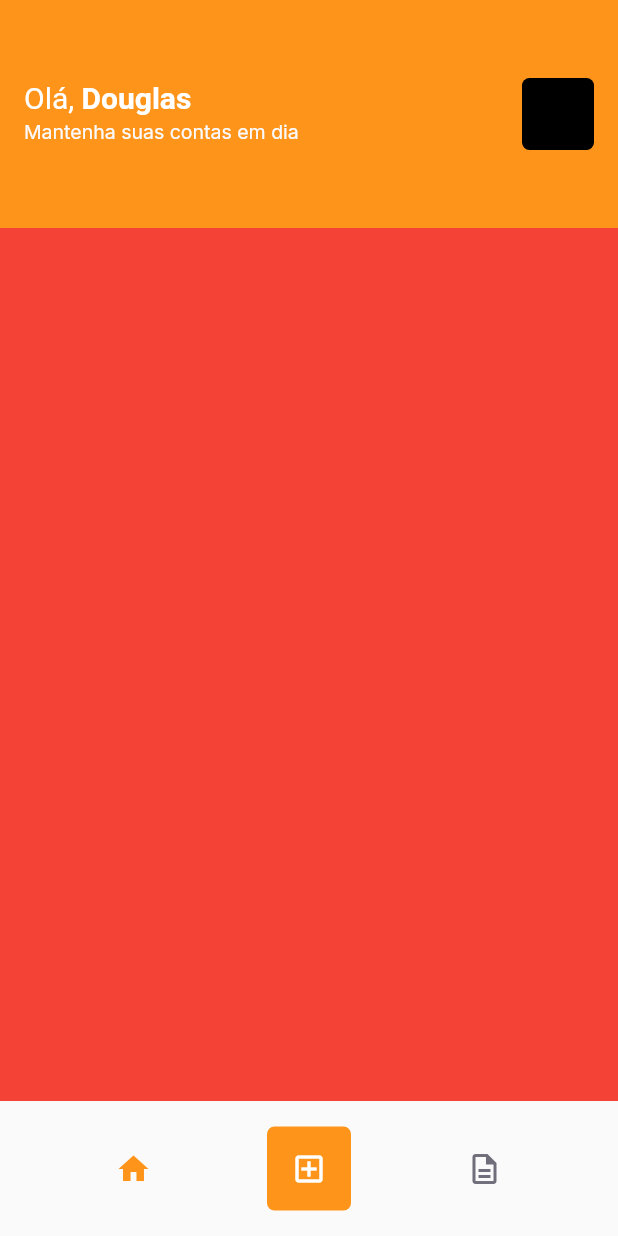
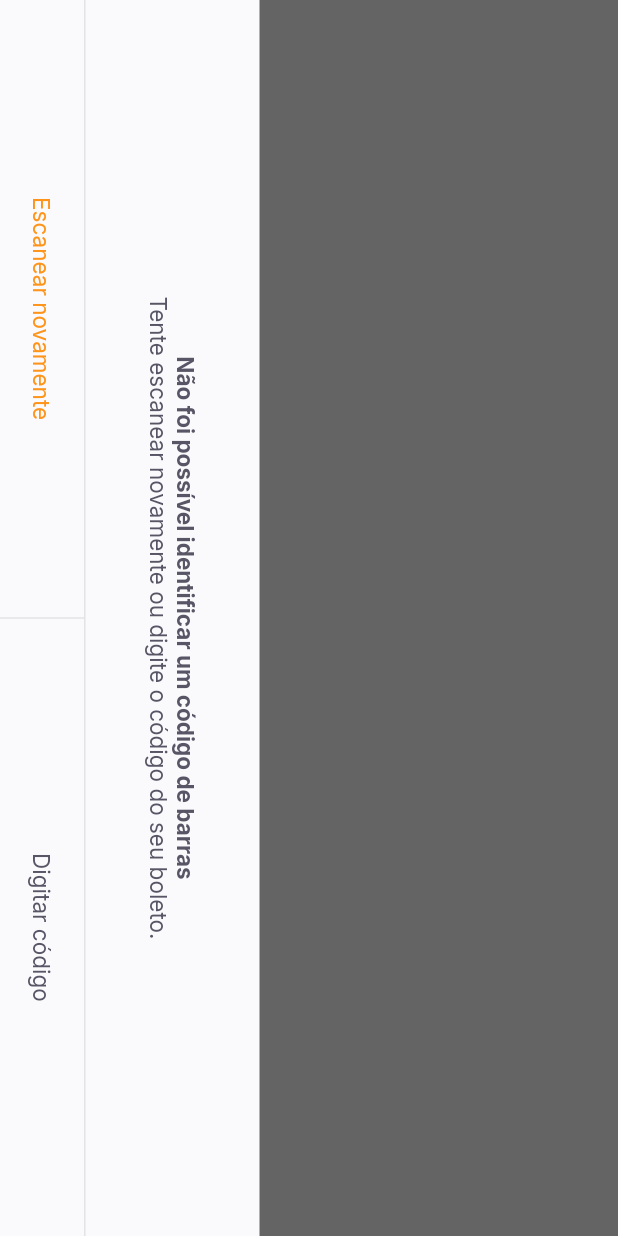
Before and after one commit to douglas-regatieri/payflow, a Flutter app: the HomePage screen opened by its route, after a tap on the "add box" icon, on a phone screen of 412 x 824 dp. Run offline on Flutter 3.47's test engine with Material 2 defaults, Android fonts, the phone set to English and light mode, and no system bars; our stand-ins replace camera, firebase_core, google_fonts, google_sign_in, image_picker, shared_preferences; missing offline and left inert: google_ml_kit; accounts and stored records are empty.

Commit message:
Tela de Leitura do código de Barras

```diff
--- /dev/null
+++ b/lib/modules/barcode_scanner/barcode_scanner_page.dart
@@ -0,0 +1,74 @@
+import 'package:flutter/material.dart';
+import 'package:payflow/shared/themes/app_colors.dart';
+import 'package:payflow/shared/themes/app_text_styles.dart';
+import 'package:payflow/shared/widgets/bottom_sheet/bottom_sheet_page.dart';
+import 'package:payflow/shared/widgets/set_label_buttons/set_label_buttons.dart';
+
+class BarcodeScannerPage extends StatefulWidget {
+  const BarcodeScannerPage({Key? key}) : super(key: key);
+
+  @override
+  _BarcodeScannerPageState createState() => _BarcodeScannerPageState();
+}
+
+class _BarcodeScannerPageState extends State<BarcodeScannerPage> {
+  @override
+  Widget build(BuildContext context) {
+    return BottomSheetPage(
+      title: "Não foi possível identificar um código de barras",
+      subtitle: "Tente escanear novamente ou digite o código do seu boleto.",
+      primaryLabel: "Escanear novamente",
+      primaryOnPressed: () {},
+      secondaryLabel: "Digitar código",
+      secondaryOnPressed: () {},
+    );
+    return SafeArea(
+      top: true,
+      bottom: true,
+      left: true,
+      right: true,
+      child: RotatedBox(
+        quarterTurns: 1,
+        child: Scaffold(
+          appBar: AppBar(
+            backgroundColor: Colors.black,
+            title: Text(
+              "Escaneie o código de barras do boleto",
+              style: TextStyles.buttonBackground,
+            ),
+            centerTitle: true,
+            leading: BackButton(
+              color: AppColors.background,
+            ),
+          ),
+          body: Column(
+            children: [
+              Expanded(
+                child: Container(
+                  color: Colors.black.withOpacity(0.7),
+                ),
+              ),
+              Expanded(
+                flex: 2,
+                child: Container(
+                  color: Colors.transparent,
+                ),
+              ),
+              Expanded(
+                child: Container(
+                  color: Colors.black.withOpacity(0.7),
+                ),
+              ),
+            ],
+          ),
+          bottomNavigationBar: SetLabelButtons(
+            primaryLabel: "Inserir código do boleto",
+            primaryOnPressed: () {},
+            secondaryLabel: "Adicionar da galeria",
+            secondaryOnPressed: () {},
+          ),
+        ),
+      ),
+    );
+  }
+}
--- a/lib/modules/home/home_page.dart
+++ b/lib/modules/home/home_page.dart
@@ -75,7 +75,7 @@ class _HomePageState extends State<HomePage> {
                 )),
             GestureDetector(
               onTap: () {
-                print("clicou");
+                Navigator.pushNamed(context, "/barcode_scanner");
               },
               child: Container(
                 width: 56,
--- /dev/null
+++ b/lib/shared/widgets/bottom_sheet/bottom_sheet_page.dart
@@ -0,0 +1,73 @@
+import 'package:flutter/material.dart';
+import 'package:payflow/shared/themes/app_colors.dart';
+import 'package:payflow/shared/themes/app_text_styles.dart';
+import 'package:payflow/shared/widgets/set_label_buttons/set_label_buttons.dart';
+
+class BottomSheetPage extends StatelessWidget {
+  final String primaryLabel;
+  final VoidCallback primaryOnPressed;
+  final String secondaryLabel;
+  final VoidCallback secondaryOnPressed;
+  final String title;
+  final String subtitle;
+
+  const BottomSheetPage(
+      {Key? key,
+      required this.primaryLabel,
+      required this.primaryOnPressed,
+      required this.secondaryLabel,
+      required this.secondaryOnPressed,
+      required this.title,
+      required this.subtitle})
+      : super(key: key);
+
+  @override
+  Widget build(BuildContext context) {
+    return SafeArea(
+      child: RotatedBox(
+        quarterTurns: 1,
+        child: Material(
+          child: Container(
+            color: AppColors.shape,
+            child: Column(
+              children: [
+                Expanded(
+                  child: Container(
+                    color: Colors.black.withOpacity(0.6),
+                  ),
+                ),
+                Column(
+                  children: [
+                    Padding(
+                      padding: const EdgeInsets.all(40),
+                      child: Text.rich(
+                        TextSpan(
+                            text: title,
+                            style: TextStyles.buttonBoldHeading,
+                            children: [
+                              TextSpan(
+                                text: "\n$subtitle",
+                                style: TextStyles.buttonHeading,
+                              ),
+                            ]),
+                        textAlign: TextAlign.center,
+                      ),
+                    ),
+                    Container(height: 1, color: AppColors.stroke),
+                    SetLabelButtons(
+                      enablePrimaryColor: true,
+                      primaryLabel: primaryLabel,
+                      primaryOnPressed: primaryOnPressed,
+                      secondaryLabel: secondaryLabel,
+                      secondaryOnPressed: secondaryOnPressed,
+                    ),
+                  ],
+                ),
+              ],
+            ),
+          ),
+        ),
+      ),
+    );
+  }
+}
--- /dev/null
+++ b/lib/shared/widgets/divider_vertical/divider_vertical_widget.dart
@@ -0,0 +1,15 @@
+import 'package:flutter/material.dart';
+import 'package:payflow/shared/themes/app_colors.dart';
+
+class DividerVerticalWidget extends StatelessWidget {
+  const DividerVerticalWidget({Key? key}) : super(key: key);
+
+  @override
+  Widget build(BuildContext context) {
+    return Container(
+      width: 1,
+      height: double.maxFinite,
+      color: AppColors.stroke,
+    );
+  }
+}
--- /dev/null
+++ b/lib/shared/widgets/label_button/label_button.dart
@@ -0,0 +1,28 @@
+import 'package:flutter/material.dart';
+import 'package:payflow/shared/themes/app_text_styles.dart';
+
+class LabelButton extends StatelessWidget {
+  final String label;
+  final VoidCallback onPressed;
+  final TextStyle? style;
+  const LabelButton({
+    Key? key,
+    required this.label,
+    required this.onPressed,
+    this.style,
+  }) : super(key: key);
+
+  @override
+  Widget build(BuildContext context) {
+    return Container(
+      height: 56,
+      child: TextButton(
+        onPressed: () {},
+        child: Text(
+          label,
+          style: style ?? TextStyles.buttonHeading,
+        ),
+      ),
+    );
+  }
+}
--- /dev/null
+++ b/lib/shared/widgets/set_label_buttons/set_label_buttons.dart
@@ -0,0 +1,46 @@
+import 'package:flutter/material.dart';
+import 'package:payflow/shared/themes/app_text_styles.dart';
+import 'package:payflow/shared/widgets/divider_vertical/divider_vertical_widget.dart';
+import 'package:payflow/shared/widgets/label_button/label_button.dart';
+
+class SetLabelButtons extends StatelessWidget {
+  final String primaryLabel;
+  final VoidCallback primaryOnPressed;
+  final String secondaryLabel;
+  final VoidCallback secondaryOnPressed;
+  final bool enablePrimaryColor;
+
+  const SetLabelButtons({
+    Key? key,
+    required this.primaryLabel,
+    required this.primaryOnPressed,
+    required this.secondaryLabel,
+    required this.secondaryOnPressed,
+    this.enablePrimaryColor = false,
+  }) : super(key: key);
+
+  @override
+  Widget build(BuildContext context) {
+    return Container(
+      height: 56,
+      child: Row(
+        children: [
+          Expanded(
+            child: LabelButton(
+              label: primaryLabel,
+              onPressed: primaryOnPressed,
+              style: enablePrimaryColor ? TextStyles.buttonPrimary : null,
+            ),
+          ),
+          DividerVerticalWidget(),
+          Expanded(
+            child: LabelButton(
+              label: secondaryLabel,
+              onPressed: secondaryOnPressed,
+            ),
+          ),
+        ],
+      ),
+    );
+  }
+}
--- a/pubspec.yaml
+++ b/pubspec.yaml
@@ -38,6 +38,9 @@ dependencies:
   google_sign_in: ^5.1.1
   shared_preferences: ^2.0.8
   shared_preferences_web: ^2.0.2
+  google_ml_kit: ^0.7.2
+  camera: ^0.9.4+1
+  image_picker: ^0.8.4+2
 
 dev_dependencies:
   flutter_test:
```
Also changed, not shown: lib/app_widget.dart (+12 -6 lines), lib/modules/barcode_scanner/barcode_scanner_controller.dart (added, +119 -0 lines), lib/modules/barcode_scanner/barcode_scanner_status.dart (added, +33 -0 lines), pubspec.lock.
